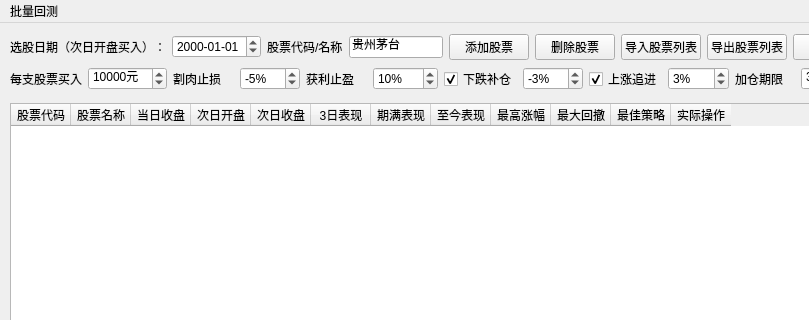
Qt form QtDesign/SelectedPerformance.ui (victor647/QuantumStockTrade) before a commit; both pictures show x 0 to 809 and y 0 to 320 of the 1011 by 437 pixel window.
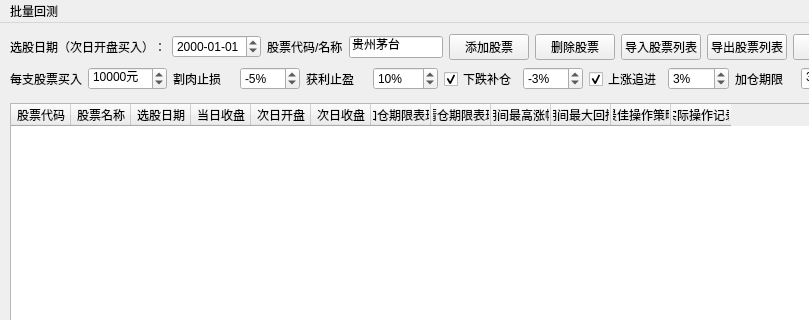
The same form after that commit.

Commit message: 更新选股器回测

```diff
--- a/QtDesign/SelectedPerformance.ui
+++ b/QtDesign/SelectedPerformance.ui
@@ -45,6 +45,11 @@
       <string>股票名称</string>
      </property>
     </column>
+    <column>
+     <property name="text">
+      <string>选股日期</string>
+     </property>
+    </column>
     <column>
      <property name="text">
       <string>当日收盘</string>
@@ -62,37 +67,32 @@
     </column>
     <column>
      <property name="text">
-      <string>3日表现</string>
+      <string>加仓期限表现</string>
      </property>
     </column>
     <column>
      <property name="text">
-      <string>期满表现</string>
+      <string>清仓期限表现</string>
      </property>
     </column>
     <column>
      <property name="text">
-      <string>至今表现</string>
+      <string>期间最高涨幅</string>
      </property>
     </column>
     <column>
      <property name="text">
-      <string>最高涨幅</string>
+      <string>期间最大回撤</string>
      </property>
     </column>
     <column>
      <property name="text">
-      <string>最大回撤</string>
+      <string>最佳操作策略</string>
      </property>
     </column>
     <column>
      <property name="text">
-      <string>最佳策略</string>
-     </property>
-    </column>
-    <column>
-     <property name="text">
-      <string>实际操作</string>
+      <string>实际操作记录</string>
      </property>
     </column>
    </widget>
```
Left out of the diff: 41 changed lines with no effect on the pictures. The commit also changes 15 other files.
